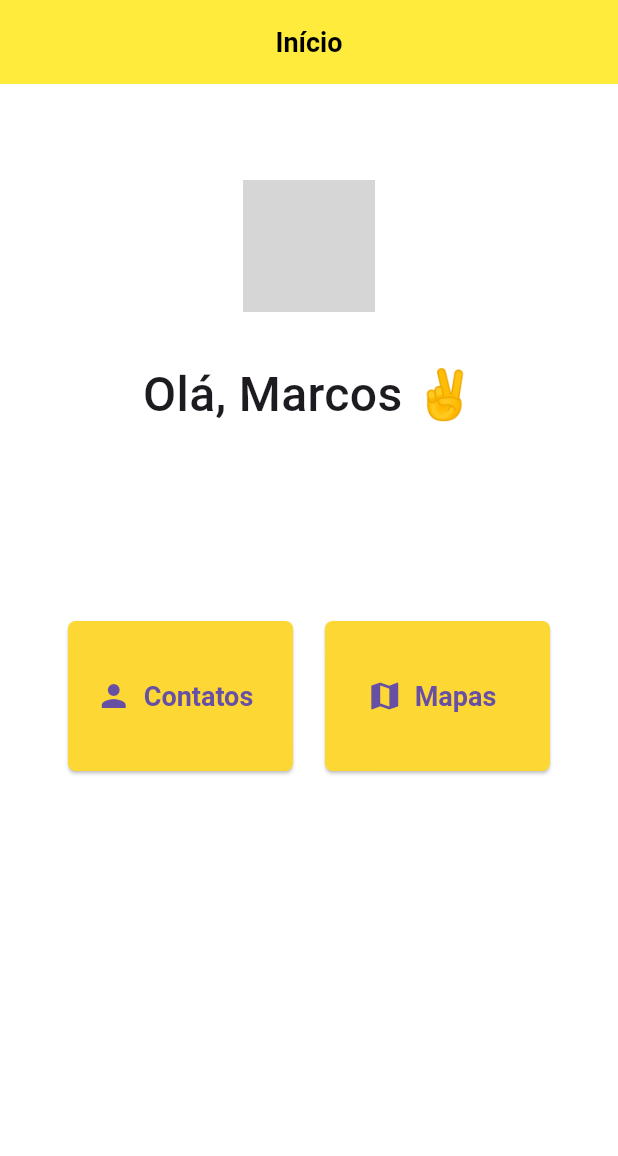
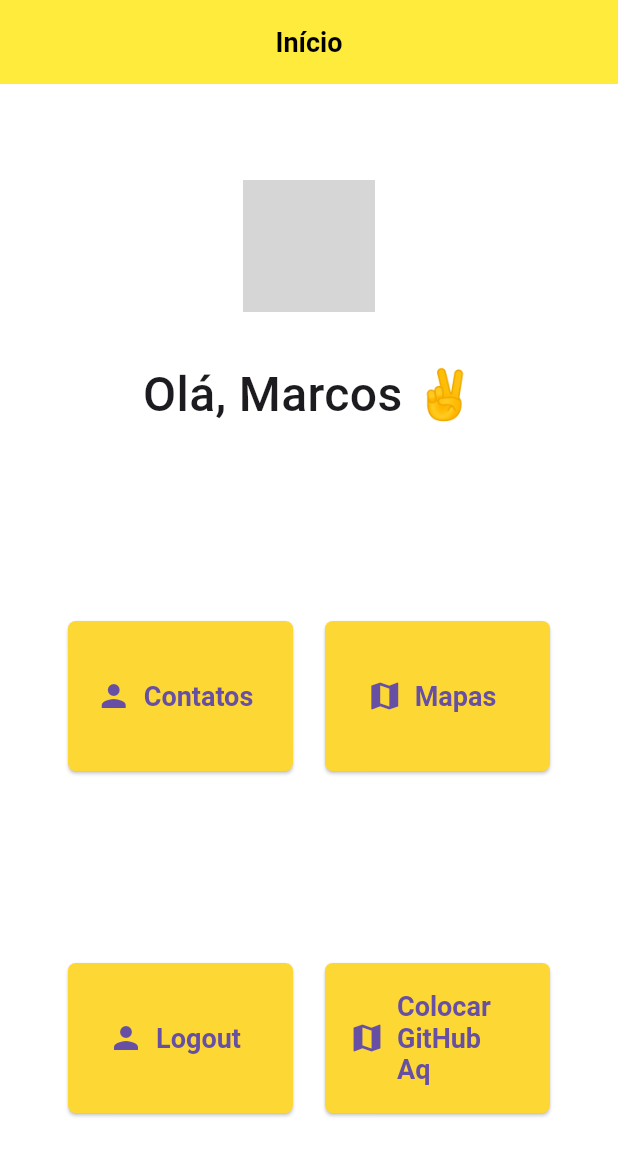
Before and after one commit to marcosmacedoo/app_contacts, a Flutter app: the HomeScreen screen opened by its route, on a phone screen of 412 x 824 dp. Shown: the top 1156 px of the screen. Run offline on Flutter 3.47's test engine with Material 2 defaults, Android fonts, the phone set to English and light mode, and no system bars; our stand-ins replace flutter_modular, flutter_secure_storage, geolocator, google_maps_flutter, sqflite; missing offline and left inert: dart:ffi; accounts and stored records are empty; network calls fail; grey boxes are pictures that could not be loaded.

Commit message:
logout and crete contact

```diff
--- a/lib/controller/home_controller.dart
+++ b/lib/controller/home_controller.dart
@@ -1,18 +1,25 @@
 import 'package:flutter/material.dart';
 import 'package:flutter_modular/flutter_modular.dart';
 
+import '../core/database/models/home_repository.dart';
 import '../app_controller.dart';
 import '../core/models/user.dart';
 
 class HomeController {
+  final HomeRepository repository;
   final AppController controller;
 
   ValueNotifier<User> user = ValueNotifier(
       User(id: 'id', name: 'name', email: 'email', password: 'password'));
 
-  HomeController(this.controller);
+  HomeController(this.controller, this.repository);
 
   Future<void> whoIsMyUser() async {
     user.value = await controller.howMyUser();
   }
+
+  Future<void> logout() async {
+    await repository.delete();
+    Modular.to.navigate('/login');
+  }
 }
--- a/lib/controller/user_controller.dart
+++ b/lib/controller/user_controller.dart
@@ -13,6 +13,7 @@ class AuthController {
   Future<void> singUp(
       String name, String email, String password, BuildContext context) async {
     try {
+      print("" + name + " " + email + " " + password);
       final User user = User(
           id: const Uuid().v4().toString(),
           name: name,
@@ -22,6 +23,7 @@ class AuthController {
       storage.write('user_id', user.id);
       Modular.to.navigate('/home');
     } catch (e) {
+      print('Deu erro' + e.toString());
       showSnackBar(BuildContext context) async {
         ScaffoldMessenger.of(context).showSnackBar(const SnackBar(
           content: Text("Email ou Senha Incorreta"),
--- /dev/null
+++ b/lib/core/database/models/home_repository.dart
@@ -0,0 +1,11 @@
+import 'package:app_contacts/core/services/secure_store.dart';
+import 'package:uuid/uuid.dart';
+
+class HomeRepository {
+  final SecureStorage storage;
+  HomeRepository(this.storage);
+
+  Future<void> delete() async {
+    await storage.delete('user_id');
+  }
+}
--- a/lib/pages/contacts.dart
+++ b/lib/pages/contacts.dart
@@ -1,5 +1,6 @@
 import 'package:app_contacts/pages/create_contact.dart';
 import 'package:flutter/material.dart';
+import 'package:flutter_modular/flutter_modular.dart';
 
 class ContactsScreen extends StatelessWidget {
   const ContactsScreen({super.key});
@@ -15,9 +16,8 @@ class ContactsScreen extends StatelessWidget {
       ),
       floatingActionButton: FloatingActionButton(
           onPressed: () {
-            Navigator.of(context).push(MaterialPageRoute(
-              builder: (context) => const CreateContact(),
-            ));
+            Navigator.push(context,
+                MaterialPageRoute(builder: (context) => const CreateContact()));
           },
           backgroundColor: Colors.yellow,
           child: const Icon(Icons.add)),
--- a/lib/pages/create_user.dart
+++ b/lib/pages/create_user.dart
@@ -18,6 +18,7 @@ class _CreateUserScreen extends State<CreateUserScreen> {
   final TextEditingController _passwordController = TextEditingController();
 
   void _signup() async {
+    print('Criando usuarior');
     await _controller.singUp(_nameController.text, _emailController.text,
         _passwordController.text, context);
   }
--- a/lib/pages/home.dart
+++ b/lib/pages/home.dart
@@ -1,9 +1,18 @@
+import 'package:app_contacts/controller/home_controller.dart';
 import 'package:app_contacts/pages/contacts.dart';
 import 'package:app_contacts/pages/maps.dart';
 import 'package:flutter/material.dart';
+import 'package:flutter_modular/flutter_modular.dart';
 
-class HomeScreen extends StatelessWidget {
+class HomeScreen extends StatefulWidget {
   const HomeScreen({super.key});
+
+  @override
+  State<HomeScreen> createState() => _HomeScreen();
+}
+
+class _HomeScreen extends State<HomeScreen> {
+  final controller = Modular.get<HomeController>();
 
   @override
   Widget build(BuildContext context) {
@@ -86,7 +95,58 @@ class HomeScreen extends StatelessWidget {
                           ),
                         ))
                   ]),
-            )
+            ),
+            Padding(
+              padding:
+                  const EdgeInsets.only(top: 128.0, left: 24.0, right: 24.0),
+              child: Row(
+                  mainAxisAlignment: MainAxisAlignment.spaceEvenly,
+                  children: [
+                    SizedBox(
+                        width: 150,
+                        height: 100,
+                        child: ElevatedButton.icon(
+                          onPressed: () async {
+                            await controller.logout();
+                          },
+                          icon: const Icon(Icons.person, size: 24),
+                          style: ElevatedButton.styleFrom(
+                            backgroundColor: Colors.yellow[600],
+                            textStyle:
+                                const TextStyle(fontWeight: FontWeight.bold),
+                            shape: RoundedRectangleBorder(
+                                borderRadius: BorderRadius.circular(5)),
+                          ),
+                          label: const Text(
+                            'Logout',
+                            style: TextStyle(fontSize: 18),
+                          ),
+                        )),
+                    SizedBox(
+                        width: 150,
+                        height: 100,
+                        child: ElevatedButton.icon(
+                          onPressed: () async {
+                            await controller.logout();
+                          },
+                          icon: const Icon(
+                            Icons.map,
+                            size: 24,
+                          ),
+                          style: ElevatedButton.styleFrom(
+                            shape: RoundedRectangleBorder(
+                                borderRadius: BorderRadius.circular(5)),
+                            textStyle:
+                                const TextStyle(fontWeight: FontWeight.bold),
+                            backgroundColor: Colors.yellow[600],
+                          ),
+                          label: const Text(
+                            'Colocar GitHub Aq',
+                            style: TextStyle(fontSize: 18),
+                          ),
+                        ))
+                  ]),
+            ),
           ],
         ),
       ),
--- a/lib/pages/splash.dart
+++ b/lib/pages/splash.dart
@@ -13,8 +13,8 @@ class _SplashPageState extends State<SplashPage> {
   final _controller = Modular.get<AuthController>();
   @override
   void initState() {
+    super.initState();
     _controller.checkeToken();
-    super.initState();
   }
 
   @override
```
Also changed, not shown: lib/controller/contact_controller.dart (added, +47 -0 lines), lib/core/database/models/contact_repository.dart (added, +68 -0 lines), lib/core/models/contact.dart (added, +42 -0 lines), lib/module/home_module.dart (+12 -5 lines), lib/pages/create_contact.dart (+25 -4 lines).
